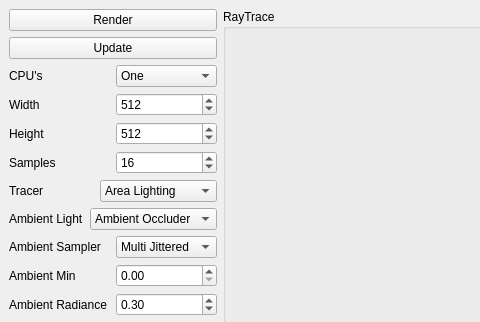
Before: the Qt Designer form GUI/MainWindow.ui in faalbers/faaray, drawn with Qt 5; both pictures show x 0 to 480 and y 0 to 322 of the 807 by 725 pixel window.
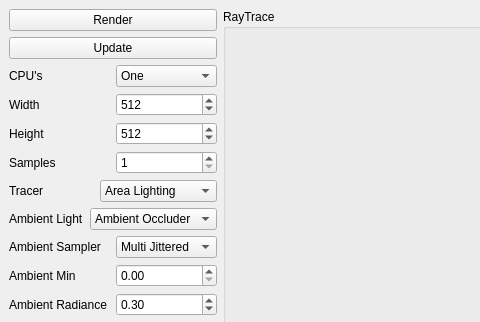
After: the same form once the commit is applied.

Commit message: Added GlossySpecular settings

```diff
--- a/GUI/MainWindow.ui
+++ b/GUI/MainWindow.ui
@@ -116,7 +116,7 @@
            <number>10000</number>
           </property>
           <property name="value">
-           <number>16</number>
+           <number>1</number>
           </property>
          </widget>
         </item>
```
The commit also changes 1 other file.
